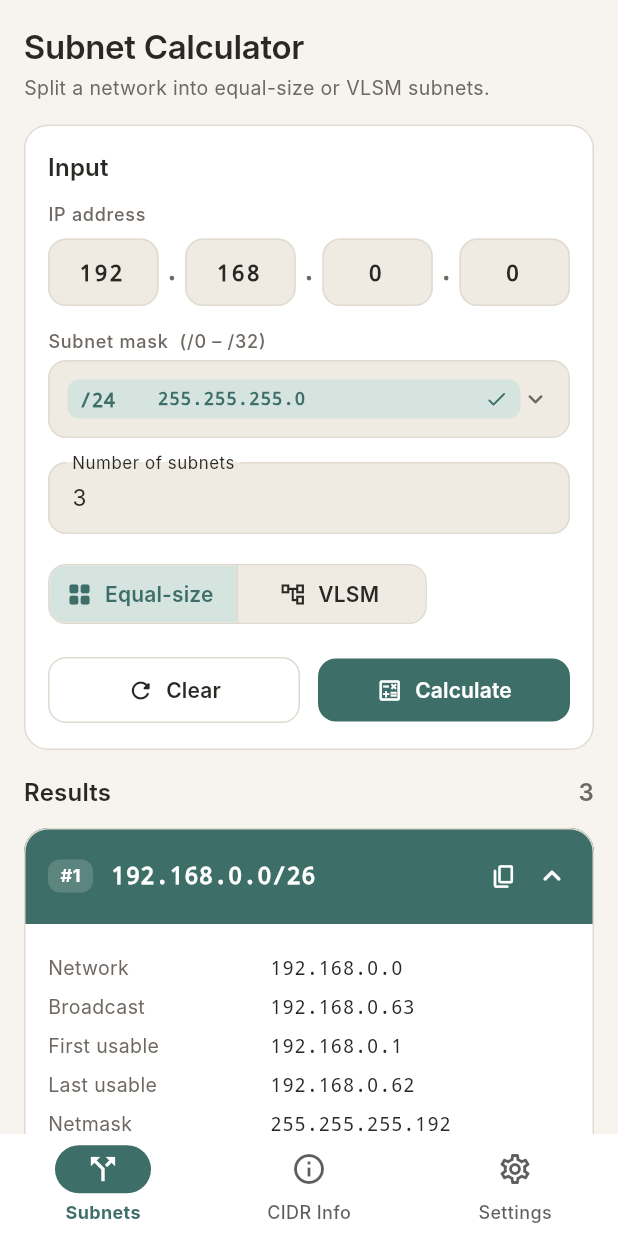
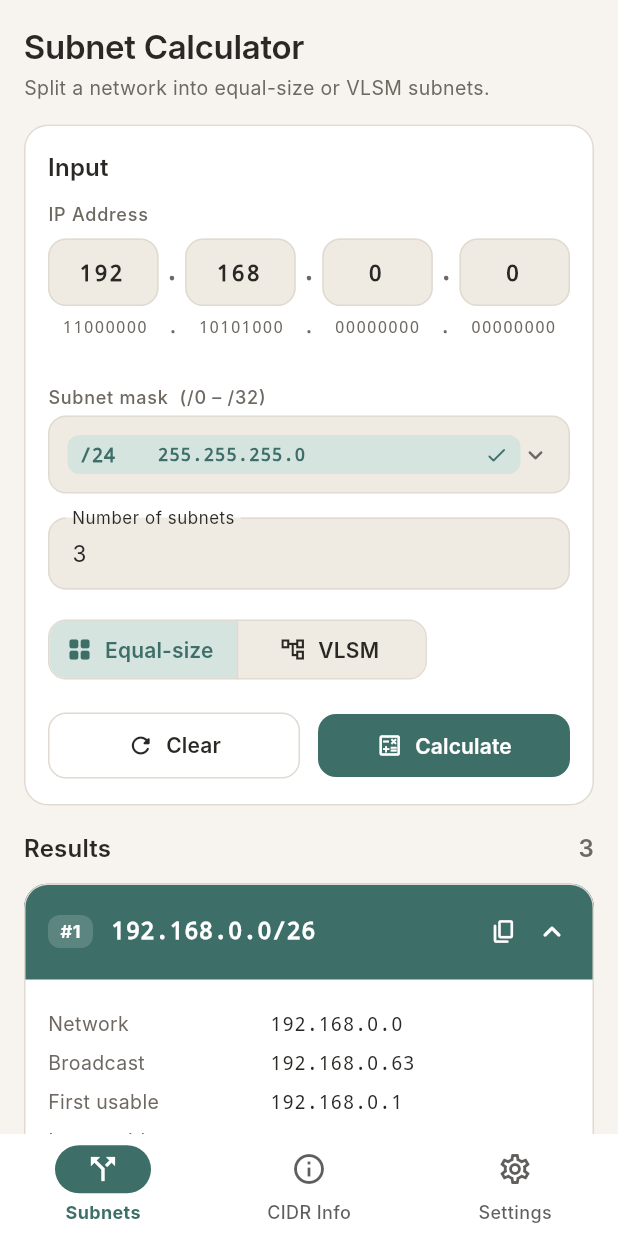
Before and after one commit to OmarBjjash/subnetter, a Flutter app: the screen it shows after launch, after a tap on "Calculate", on a phone screen of 412 x 824 dp. Run offline on Flutter 3.47's test engine with Material 3 defaults, Android fonts, the phone set to English and light mode, and no system bars; drawn by our look-alikes of dropdown_button2; our stand-ins replace equatable, flutter_bloc, get_it, shared_preferences; Roboto replaces fonts that are missing (Inter).

Commit message:
feat: add binary IP display, new l10n and UI improvements
- add BinaryIpDisplay widget to render IPv4 addresses in binary format
- add new localization keys and strings for English and Arabic locales
- replace all hardcoded UI text with localized strings across the app
- add reset button and functionality to the CIDR calculator page
- refactor home shell to use non-static page list to fix rebuild issues
- update IpOctetInput widget with reset signal support for form clearing
- extend Ipv4 utility class with binary conversion helper methods
- improve app typography with monoSmall monospaced text style
- fix minor UI bugs in result cards and settings page logic
- add color-coded private IP indicator in CIDR info card

```diff
--- a/lib/app.dart
+++ b/lib/app.dart
@@ -4,6 +4,7 @@ import 'package:flutter_localizations/flutter_localizations.dart';
 
 import 'core/di/injection.dart';
 import 'core/theme/app_theme.dart';
+import 'features/settings/domain/entities/app_settings.dart';
 import 'features/settings/presentation/cubit/settings_cubit.dart';
 import 'features/subnet/presentation/cubit/cidr_cubit.dart';
 import 'features/subnet/presentation/cubit/subnet_cubit.dart';
@@ -21,16 +22,17 @@ class SubnetterApp extends StatelessWidget {
         BlocProvider(create: (_) => sl<SubnetCubit>()),
         BlocProvider(create: (_) => sl<CidrCubit>()),
       ],
-      child: BlocBuilder<SettingsCubit, dynamic>(
-        builder: (context, _) {
-          final s = context.watch<SettingsCubit>().state;
+      // Rebuilds only the MaterialApp when settings change.
+      // No second `context.watch` — that was the source of the conflict.
+      child: BlocBuilder<SettingsCubit, AppSettings>(
+        builder: (context, settings) {
           return MaterialApp(
             debugShowCheckedModeBanner: false,
             onGenerateTitle: (ctx) => AppLocalizations.of(ctx).appTitle,
             theme: AppTheme.light(),
             darkTheme: AppTheme.dark(),
-            themeMode: s.themeMode,
-            locale: s.locale,
+            themeMode: settings.themeMode,
+            locale: settings.locale,
             supportedLocales: AppLocalizations.supportedLocales,
             localizationsDelegates: const [
               AppLocalizations.delegate,
--- a/lib/core/theme/app_typography.dart
+++ b/lib/core/theme/app_typography.dart
@@ -4,15 +4,57 @@ abstract final class AppTypography {
   static const _family = 'Inter'; // falls back to system if not bundled
 
   static TextTheme textTheme = const TextTheme(
-    displaySmall:   TextStyle(fontFamily: _family, fontSize: 32, fontWeight: FontWeight.w600, letterSpacing: -0.5),
-    headlineSmall:  TextStyle(fontFamily: _family, fontSize: 22, fontWeight: FontWeight.w600, letterSpacing: -0.2),
-    titleMedium:    TextStyle(fontFamily: _family, fontSize: 16, fontWeight: FontWeight.w600),
-    titleSmall:     TextStyle(fontFamily: _family, fontSize: 14, fontWeight: FontWeight.w600),
-    bodyLarge:      TextStyle(fontFamily: _family, fontSize: 15, fontWeight: FontWeight.w400, height: 1.4),
-    bodyMedium:     TextStyle(fontFamily: _family, fontSize: 13, fontWeight: FontWeight.w400, height: 1.4),
-    bodySmall:      TextStyle(fontFamily: _family, fontSize: 12, fontWeight: FontWeight.w400, height: 1.35),
-    labelLarge:     TextStyle(fontFamily: _family, fontSize: 14, fontWeight: FontWeight.w600, letterSpacing: 0.1),
-    labelMedium:    TextStyle(fontFamily: _family, fontSize: 12, fontWeight: FontWeight.w500),
+    displaySmall: TextStyle(
+      fontFamily: _family,
+      fontSize: 32,
+      fontWeight: FontWeight.w600,
+      letterSpacing: -0.5,
+    ),
+    headlineSmall: TextStyle(
+      fontFamily: _family,
+      fontSize: 22,
+      fontWeight: FontWeight.w600,
+      letterSpacing: -0.2,
+    ),
+    titleMedium: TextStyle(
+      fontFamily: _family,
+      fontSize: 16,
+      fontWeight: FontWeight.w600,
+    ),
+    titleSmall: TextStyle(
+      fontFamily: _family,
+      fontSize: 14,
+      fontWeight: FontWeight.w600,
+    ),
+    bodyLarge: TextStyle(
+      fontFamily: _family,
+      fontSize: 15,
+      fontWeight: FontWeight.w400,
+      height: 1.4,
+    ),
+    bodyMedium: TextStyle(
+      fontFamily: _family,
+      fontSize: 13,
+      fontWeight: FontWeight.w400,
+      height: 1.4,
+    ),
+    bodySmall: TextStyle(
+      fontFamily: _family,
+      fontSize: 12,
+      fontWeight: FontWeight.w400,
+      height: 1.35,
+    ),
+    labelLarge: TextStyle(
+      fontFamily: _family,
+      fontSize: 14,
+      fontWeight: FontWeight.w600,
+      letterSpacing: 0.1,
+    ),
+    labelMedium: TextStyle(
+      fontFamily: _family,
+      fontSize: 12,
+      fontWeight: FontWeight.w500,
+    ),
   );
 
   static const mono = TextStyle(
@@ -21,4 +63,12 @@ abstract final class AppTypography {
     fontSize: 13,
     height: 1.4,
   );
+
+  static const monoSmall = TextStyle(
+    fontFamily: 'monospace',
+    fontFeatures: [FontFeature.tabularFigures()],
+    fontSize: 11,
+    height: 1.2,
+    letterSpacing: 0.5,
+  );
 }
--- a/lib/core/utils/ip_utils.dart
+++ b/lib/core/utils/ip_utils.dart
@@ -5,27 +5,28 @@ class Ipv4 {
     int out = 0;
     for (final p in parts) {
       final n = int.tryParse(p);
-      if (n == null || n < 0 || n > 255) throw const FormatException('Invalid octet');
+      if (n == null || n < 0 || n > 255)
+        throw const FormatException('Invalid octet');
       out = (out << 8) | n;
     }
     return out;
   }
 
   static String fromInt(int n) =>
-    '${(n >> 24) & 0xff}.${(n >> 16) & 0xff}.${(n >> 8) & 0xff}.${n & 0xff}';
+      '${(n >> 24) & 0xff}.${(n >> 16) & 0xff}.${(n >> 8) & 0xff}.${n & 0xff}';
 
   static String netmask(int prefix) =>
-    fromInt(prefix == 0 ? 0 : (0xFFFFFFFF << (32 - prefix)) & 0xFFFFFFFF);
+      fromInt(prefix == 0 ? 0 : (0xFFFFFFFF << (32 - prefix)) & 0xFFFFFFFF);
 
   static String wildcard(int prefix) =>
-    fromInt(prefix == 32 ? 0 : (1 << (32 - prefix)) - 1);
+      fromInt(prefix == 32 ? 0 : (1 << (32 - prefix)) - 1);
 
   static bool isPrivate(String ip) {
     final n = toInt(ip);
-    return (n & 0xFF000000) == 0x0A000000 ||      // 10/8
-           (n & 0xFFF00000) == 0xAC100000 ||      // 172.16/12
-           (n & 0xFFFF0000) == 0xC0A80000 ||      // 192.168/16
-           (n & 0xFF000000) == 0x7F000000;        // 127/8
+    return (n & 0xFF000000) == 0x0A000000 || // 10/8
+        (n & 0xFFF00000) == 0xAC100000 || // 172.16/12
+        (n & 0xFFFF0000) == 0xC0A80000 || // 192.168/16
+        (n & 0xFF000000) == 0x7F000000; // 127/8
   }
 
   static String ipClass(String ip) {
@@ -35,6 +36,22 @@ class Ipv4 {
     if (first < 224) return 'C';
     if (first < 240) return 'D';
     return 'E';
+  }
+
+  /// "192" → "11000000"
+  static String octetToBinary(String octet) {
+    final n = int.tryParse(octet);
+    final clamped = (n == null || n < 0 || n > 255) ? 0 : n;
+    return clamped.toRadixString(2).padLeft(8, '0');
+  }
+
+  /// "192.168.0.0" → ["11000000", "10101000", "00000000", "00000000"]
+  static List<String> ipToBinaryOctets(String ip) {
+    final parts = ip.split('.');
+    return List.generate(4, (i) {
+      if (i >= parts.length || parts[i].isEmpty) return '00000000';
+      return octetToBinary(parts[i]);
+    });
   }
 }
 
--- a/lib/features/subnet/presentation/pages/cidr_page.dart
+++ b/lib/features/subnet/presentation/pages/cidr_page.dart
@@ -1,5 +1,6 @@
 import 'package:flutter/material.dart';
 import 'package:flutter_bloc/flutter_bloc.dart';
+import 'package:subnetter/features/subnet/presentation/widgets/binary_ip_display.dart';
 
 import '../../../../core/theme/app_colors_extension.dart';
 import '../../../../core/theme/app_spacing.dart';
@@ -19,6 +20,7 @@ class CidrPage extends StatefulWidget {
 class _CidrPageState extends State<CidrPage> {
   late String _ip = '192.168.0.0';
   late int _prefix = 24;
+  int _resetTick = 0;
 
   String get _cidr => '$_ip/$_prefix';
   void _sync() => context.read<CidrCubit>().setInput(_cidr);
@@ -59,17 +61,21 @@ class _CidrPageState extends State<CidrPage> {
 
                   IpOctetInput(
                     initialValue: _ip,
+                    resetSignal: _resetTick,
                     onChanged: (v) {
                       setState(() => _ip = v);
                       _sync();
                     },
                   ),
 
+                  BinaryIpDisplay(ip: _ip), // <-- new
+                  const SizedBox(height: AppSpacing.lg),
+
                   const SizedBox(height: AppSpacing.lg),
 
                   MaskDropdown(
                     value: _prefix,
-                    label: 'Subnet mask  (/0 – /32)',
+                    label: '${l10n.subnetMask}  (/0 – /32)',
                     onChanged: (p) {
                       setState(() => _prefix = p);
                       _sync();
@@ -77,16 +83,35 @@ class _CidrPageState extends State<CidrPage> {
                   ),
 
                   const SizedBox(height: AppSpacing.lg),
-                  Align(
-                    alignment: Alignment.centerRight,
+                  Row(
+                    children: [
+                      Expanded(
+                        child: OutlinedButton.icon(
+                          onPressed: () {
+                            FocusScope.of(context).unfocus();
+                            setState(() {
+                              _ip = '192.168.0.0';
+                              _prefix = 24;
+                              _resetTick++;
+                            });
+                            cubit.reset();
+                          },
+                          icon: const Icon(Icons.refresh_rounded, size: 18),
+                          label: Text(l10n.clear),
+                        ),
+                      ),
+                      const SizedBox(width: AppSpacing.md),
+                      Expanded(
                         child: FilledButton.icon(
                           onPressed: () {
-                        FocusScope.of(context).unfocus(); // dismiss fields
+                            FocusScope.of(context).unfocus();
                             cubit.calculate();
                           },
                           icon: const Icon(Icons.calculate_outlined, size: 18),
                           label: Text(l10n.calculate),
                         ),
+                      ),
+                    ],
                   ),
 
                   if (state.error != null) ...[
--- a/lib/features/subnet/presentation/pages/home_shell.dart
+++ b/lib/features/subnet/presentation/pages/home_shell.dart
@@ -1,4 +1,5 @@
 import 'package:flutter/material.dart';
+
 import '../../../../l10n/app_localizations.dart';
 import 'subnet_page.dart';
 import 'cidr_page.dart';
@@ -13,29 +14,49 @@ class HomeShell extends StatefulWidget {
 class _HomeShellState extends State<HomeShell> {
   int _index = 0;
 
-  static const _pages = [SubnetPage(), CidrPage(), SettingsPage()];
-
   @override
   Widget build(BuildContext context) {
     final l10n = AppLocalizations.of(context);
+
+    // NOTE: don't use a `static const` list here. The pages must be
+    // regular (non-canonical) instances so that on theme / locale change
+    // Flutter rebuilds them and re-registers their InheritedWidget
+    // dependencies on the new elements. `static const` skips the rebuild
+    // and leaves stale dependency references behind, which triggers
+    // "not a descendant" assertions inside the framework.
+    final pages = <Widget>[
+      const SubnetPage(key: ValueKey('subnet_page')),
+      const CidrPage(key: ValueKey('cidr_page')),
+      const SettingsPage(key: ValueKey('settings_page')),
+    ];
+
     return Scaffold(
       body: SafeArea(
-        child: IndexedStack(index: _index, children: _pages),
+        child: IndexedStack(index: _index, children: pages),
       ),
-      bottomNavigationBar: NavigationBar(
+      bottomNavigationBar: Directionality(
+        textDirection: TextDirection.ltr,
+        child: NavigationBar(
           selectedIndex: _index,
           onDestinationSelected: (i) => setState(() => _index = i),
           destinations: [
-          NavigationDestination(icon: const Icon(Icons.call_split_outlined),
+            NavigationDestination(
+              icon: const Icon(Icons.call_split_outlined),
               selectedIcon: const Icon(Icons.call_split),
-            label: l10n.tabSubnet),
-          NavigationDestination(icon: const Icon(Icons.info_outline),
+              label: l10n.tabSubnet,
+            ),
+            NavigationDestination(
+              icon: const Icon(Icons.info_outline),
               selectedIcon: const Icon(Icons.info),
-            label: l10n.tabCidr),
-          NavigationDestination(icon: const Icon(Icons.settings_outlined),
+              label: l10n.tabCidr,
+            ),
+            NavigationDestination(
+              icon: const Icon(Icons.settings_outlined),
               selectedIcon: const Icon(Icons.settings),
-            label: l10n.tabSettings),
+              label: l10n.tabSettings,
+            ),
           ],
+        ),
       ),
     );
   }
--- a/lib/features/subnet/presentation/pages/subnet_page.dart
+++ b/lib/features/subnet/presentation/pages/subnet_page.dart
@@ -1,6 +1,7 @@
 import 'package:flutter/material.dart';
 import 'package:flutter/services.dart';
 import 'package:flutter_bloc/flutter_bloc.dart';
+import 'package:subnetter/features/subnet/presentation/widgets/binary_ip_display.dart';
 
 import '../../../../core/theme/app_colors_extension.dart';
 import '../../../../core/theme/app_spacing.dart';
@@ -61,26 +62,28 @@ class _SubnetPageState extends State<SubnetPage> {
                 crossAxisAlignment: CrossAxisAlignment.start,
                 children: [
                   Text(
-                    'IP address',
+                    l10n.ipAddress,
                     style: Theme.of(context).textTheme.labelMedium
                         ?.copyWith(color: context.ext.textMuted),
                   ),
                   const SizedBox(height: AppSpacing.sm),
 
                   IpOctetInput(
-                    key: ValueKey(_resetTick),
+                    resetSignal: _resetTick,
                     initialValue: _ip,
                     onChanged: (v) {
                       setState(() => _ip = v);
                       _sync();
                     },
                   ),
+                  BinaryIpDisplay(ip: _ip), // <-- new
+                  const SizedBox(height: AppSpacing.lg),
 
                   const SizedBox(height: AppSpacing.lg),
 
                   MaskDropdown(
                     value: _prefix,
-                    label: 'Subnet mask  (/0 – /32)',
+                    label: '${l10n.subnetMask}  (/0 – /32)',
                     onChanged: (p) {
                       setState(() => _prefix = p);
                       _sync();
@@ -94,8 +97,8 @@ class _SubnetPageState extends State<SubnetPage> {
                     keyboardType: TextInputType.number,
                     textInputAction: TextInputAction.done,
                     inputFormatters: [FilteringTextInputFormatter.digitsOnly],
-                    decoration: const InputDecoration(
-                      labelText: 'Number of subnets',
+                    decoration: InputDecoration(
+                      labelText: l10n.numberOfSubnets,
                     ),
                     onChanged: (v) => cubit.setCount(int.tryParse(v) ?? 1),
                   ),
--- /dev/null
+++ b/lib/features/subnet/presentation/widgets/binary_ip_display.dart
@@ -0,0 +1,55 @@
+import 'package:flutter/material.dart';
+
+import '../../../../core/theme/app_colors_extension.dart';
+import '../../../../core/theme/app_spacing.dart';
+import '../../../../core/theme/app_typography.dart';
+import '../../../../core/utils/ip_utils.dart';
+
+class BinaryIpDisplay extends StatelessWidget {
+  final String ip;
+  final bool compact;
+
+  const BinaryIpDisplay({super.key, required this.ip, this.compact = false});
+
+  @override
+  Widget build(BuildContext context) {
+    final octets = Ipv4.ipToBinaryOctets(ip);
+    final ext = context.ext;
+
+    final style = AppTypography.monoSmall.copyWith(color: ext.textMuted);
+    final dotStyle = style.copyWith(fontWeight: FontWeight.w600);
+
+    return Padding(
+      padding: EdgeInsets.only(top: compact ? AppSpacing.xs : AppSpacing.sm),
+      child: Directionality(
+        textDirection: TextDirection.ltr,
+        child: Row(
+          children: [
+            for (var i = 0; i < 4; i++) ...[
+              Expanded(
+                key: ValueKey('bin_field_$i'),
+                child: FittedBox(
+                  fit: BoxFit.scaleDown,
+                  alignment: Alignment.center,
+                  child: Text(
+                    octets[i],
+                    textAlign: TextAlign.center,
+                    style: style,
+                  ),
+                ),
+              ),
+              if (i < 3)
+                Padding(
+                  key: ValueKey('bin_dot_$i'),
+                  padding: const EdgeInsets.symmetric(
+                    horizontal: AppSpacing.xs,
+                  ),
+                  child: Text('.', style: dotStyle),
+                ),
+            ],
+          ],
+        ),
+      ),
+    );
+  }
+}
--- a/lib/features/subnet/presentation/widgets/ip_octet_input.dart
+++ b/lib/features/subnet/presentation/widgets/ip_octet_input.dart
@@ -4,23 +4,21 @@ import 'package:flutter/services.dart';
 import '../../../../core/theme/app_colors_extension.dart';
 import '../../../../core/theme/app_spacing.dart';
 
-/// Octet-based IPv4 input.
-///
-/// * 4 digits-only fields separated by non-deletable dots.
-/// * Pressing `.` (soft or hardware keyboard) or typing 3 digits
-///   auto-advances to the next octet.
-/// * Holding backspace walks back through octets.
-/// * Paste accepts only `a.b.c.d` or `a.b.c.d/prefix`.
 class IpOctetInput extends StatefulWidget {
   final String? initialValue;
   final ValueChanged<String> onChanged;
   final VoidCallback? onSubmitted;
+
+  /// Increment this from the parent to force the widget to reset
+  /// its internal controllers back to [initialValue].
+  final int resetSignal;
 
   const IpOctetInput({
     super.key,
     this.initialValue,
     required this.onChanged,
     this.onSubmitted,
+    this.resetSignal = 0,
   });
 
   @override
@@ -35,12 +33,24 @@ class _IpOctetInputState extends State<IpOctetInput> {
   @override
   void initState() {
     super.initState();
+    _ctrls = List.generate(4, (_) => TextEditingController());
+    _nodes = List.generate(4, (_) => FocusNode());
+    _loadFromInitial();
+  }
+
+  @override
+  void didUpdateWidget(covariant IpOctetInput oldWidget) {
+    super.didUpdateWidget(oldWidget);
+    if (oldWidget.resetSignal != widget.resetSignal) {
+      _loadFromInitial();
+    }
+  }
+
+  void _loadFromInitial() {
     final parts = (widget.initialValue ?? '').split('.');
-    _ctrls = List.generate(
-      4,
-      (i) => TextEditingController(text: (i < parts.length) ? parts[i] : ''),
-    );
-    _nodes = List.generate(4, (_) => FocusNode());
+    for (var i = 0; i < 4; i++) {
+      _ctrls[i].text = (i < parts.length) ? parts[i] : '';
+    }
   }
 
   @override
@@ -69,7 +79,6 @@ class _IpOctetInputState extends State<IpOctetInput> {
     if (from < 3) {
       _focusAt(from + 1);
     } else {
-      // On the last octet — nothing to advance to, dismiss the keyboard.
       FocusScope.of(context).unfocus();
     }
   }
@@ -114,29 +123,34 @@ class _IpOctetInputState extends State<IpOctetInput> {
       fontWeight: FontWeight.w600,
     );
 
-    return Row(
+    return Directionality(
+      textDirection: TextDirection.ltr,
+      child: Row(
         children: [
           for (var i = 0; i < 4; i++) ...[
-          Expanded(child: _buildField(i, ext)),
+            Expanded(
+              key: ValueKey('octet_field_$i'),
+              child: _buildField(i, ext),
+            ),
             if (i < 3)
               Padding(
+                key: ValueKey('octet_dot_$i'),
                 padding: const EdgeInsets.symmetric(horizontal: AppSpacing.xs),
                 child: Text('.', style: dotStyle),
               ),
           ],
         ],
+      ),
     );
   }
 
   Widget _buildField(int i, AppColorsExtension ext) {
     return Focus(
       onKeyEvent: (node, event) {
-        // Handle both initial press and OS key-repeat.
         if (event is! KeyDownEvent && event is! KeyRepeatEvent) {
           return KeyEventResult.ignored;
         }
 
-        // Ctrl/Cmd+V — handle paste ourselves (only on the initial press).
         if (event is KeyDownEvent &&
             event.logicalKey == LogicalKeyboardKey.keyV &&
             (HardwareKeyboard.instance.isControlPressed ||
@@ -145,23 +159,18 @@ class _IpOctetInputState extends State<IpOctetInput> {
           return KeyEventResult.handled;
         }
 
-        // `.` on hardware keyboard → advance.
         if (event.logicalKey == LogicalKeyboardKey.period ||
             event.logicalKey == LogicalKeyboardKey.numpadDecimal) {
           _advance(i);
           return KeyEventResult.handled;
         }
 
-        // Backspace on empty field → walk back through octets.
-        // `KeyRepeatEvent` ensures long-press cascades through all octets.
         if (event.logicalKey == LogicalKeyboardKey.backspace &&
             _ctrls[i].text.isEmpty) {
           _retreat(i);
           return KeyEventResult.handled;
         }
 
-        // Everything else (incl. backspace with content) falls through
-        // to the TextField so it can delete a character normally.
         return KeyEventResult.ignored;
       },
       child: TextField(
@@ -196,9 +205,6 @@ class _IpOctetInputState extends State<IpOctetInput> {
   }
 }
 
-/// Digits only, 0–255, ≤3 chars.
-/// A `.` typed on a soft keyboard is caught here and turned into an
-/// "advance to next octet" callback (the dot itself is rejected).
 class _OctetFormatter extends TextInputFormatter {
   final VoidCallback? onDotPressed;
   _OctetFormatter({this.onDotPressed});
@@ -212,7 +218,6 @@ class _OctetFormatter extends TextInputFormatter {
     if (t.isEmpty) return newValue;
 
     if (t.contains('.')) {
-      // Schedule the advance after this frame so focus moves cleanly.
       final cb = onDotPressed;
       if (cb != null) {
         WidgetsBinding.instance.addPostFrameCallback((_) => cb());
--- a/lib/features/subnet/presentation/widgets/subnet_result_card.dart
+++ b/lib/features/subnet/presentation/widgets/subnet_result_card.dart
@@ -1,5 +1,6 @@
 import 'package:flutter/material.dart';
 import 'package:flutter/services.dart';
+import 'package:subnetter/l10n/app_localizations.dart';
 
 import '../../../../core/theme/app_colors_extension.dart';
 import '../../../../core/theme/app_spacing.dart';
@@ -38,14 +39,15 @@ class _SubnetResultCardState extends State<SubnetResultCard> {
   }
 
   Future<void> _copy() async {
+    final l10n = AppLocalizations.of(context);
     await Clipboard.setData(ClipboardData(text: _plainText()));
     if (!mounted) return;
     ScaffoldMessenger.of(context)
       ..hideCurrentSnackBar()
       ..showSnackBar(
-        const SnackBar(
-          content: Text('Subnet copied to clipboard'),
-          duration: Duration(seconds: 2),
+        SnackBar(
+          content: Text(l10n.subNetCopied),
+          duration: const Duration(seconds: 2),
         ),
       );
   }
@@ -54,6 +56,7 @@ class _SubnetResultCardState extends State<SubnetResultCard> {
   Widget build(BuildContext context) {
     final scheme = Theme.of(context).colorScheme;
     final t = Theme.of(context).textTheme;
+    final l10n = AppLocalizations.of(context);
 
     return Card(
       clipBehavior: Clip.antiAlias,
@@ -103,7 +106,7 @@ class _SubnetResultCardState extends State<SubnetResultCard> {
                       ),
                     ),
                     IconButton(
-                      tooltip: 'Copy subnet info',
+                      tooltip: l10n.copySubnetInfo,
                       splashRadius: 20,
                       visualDensity: VisualDensity.compact,
                       icon: Icon(
@@ -136,25 +139,33 @@ class _SubnetResultCardState extends State<SubnetResultCard> {
                     child: Column(
                       crossAxisAlignment: CrossAxisAlignment.stretch,
                       children: [
-                        _row(context, 'Network', widget.subnet.networkAddress),
-                        _row(context, 'Broadcast', widget.subnet.broadcast),
                         _row(
                           context,
-                          'First usable',
+                          l10n.network,
+                          widget.subnet.networkAddress,
+                        ),
+                        _row(context, l10n.broadcast, widget.subnet.broadcast),
+                        _row(
+                          context,
+                          l10n.firstUsable,
                           widget.subnet.firstUsable,
                         ),
-                        _row(context, 'Last usable', widget.subnet.lastUsable),
-                        _row(context, 'Netmask', widget.subnet.netmask),
-                        _row(context, 'Wildcard', widget.subnet.wildcard),
                         _row(
                           context,
-                          'Total addresses',
+                          l10n.lastUsable,
+                          widget.subnet.lastUsable,
+                        ),
+                        _row(context, l10n.netmask, widget.subnet.netmask),
+                        _row(context, l10n.wildcard, widget.subnet.wildcard),
+                        _row(
+                          context,
+                          l10n.totalAddresses,
                           '${widget.subnet.totalAddresses}',
                           mono: false,
                         ),
                         _row(
                           context,
-                          'Usable hosts',
+                          l10n.usableHosts,
                           '${widget.subnet.usableHosts}',
                           mono: false,
                         ),
--- a/lib/l10n/app_localizations.dart
+++ b/lib/l10n/app_localizations.dart
@@ -289,6 +289,66 @@ abstract class AppLocalizations {
   /// In en, this message translates to:
   /// **'Clear'**
   String get clear;
+
+  /// No description provided for @subnetMask.
+  ///
+  /// In en, this message translates to:
+  /// **'Subnet mask'**
+  String get subnetMask;
+
+  /// No description provided for @ipAddress.
+  ///
+  /// In en, this message translates to:
+  /// **'IP Address'**
+  String get ipAddress;
+
+  /// No description provided for @copySubnetInfo.
+  ///
+  /// In en, this message translates to:
+  /// **'Copy subnet info'**
+  String get copySubnetInfo;
+
+  /// No description provided for @subNetCopied.
+  ///
+  /// In en, this message translates to:
+  /// **'Subnet copied to clipboard'**
+  String get subNetCopied;
+
+  /// No description provided for @subnetCountError.
+  ///
+  /// In en, this message translates to:
+  /// **'Subnet count must be >= 1'**
+  String get subnetCountError;
+
+  /// No description provided for @cidrInfoCopied.
+  ///
+  /// In en, this message translates to:
+  /// **'CIDR info copied'**
+  String get cidrInfoCopied;
+
+  /// No description provided for @copyCIDRInfo.
+  ///
+  /// In en, this message translates to:
+  /// **'Copy CIDR info'**
+  String get copyCIDRInfo;
+
+  /// No description provided for @invalidOctet.
+  ///
+  /// In en, this message translates to:
+  /// **'Invalid octet'**
+  String get invalidOctet;
+
+  /// No description provided for @invalidIPv4.
+  ///
+  /// In en, this message translates to:
+  /// **'Invalid IPv4'**
+  String get invalidIPv4;
+
+  /// No description provided for @tooManySubnets.
+  ///
+  /// In en, this message translates to:
+  /// **'Too many subnets for this prefix'**
+  String get tooManySubnets;
 }
 
 class _AppLocalizationsDelegate
```
Also changed, not shown: lib/features/subnet/presentation/widgets/cidr_info_card.dart (+67 -28 lines), lib/l10n/app_ar.arb (+14 -3 lines), lib/l10n/app_en.arb (+12 -1 lines), lib/l10n/app_localizations_ar.dart (+32 -2 lines), lib/l10n/app_localizations_en.dart (+30 -0 lines). Lines whose indentation alone changed are shown as unchanged.
